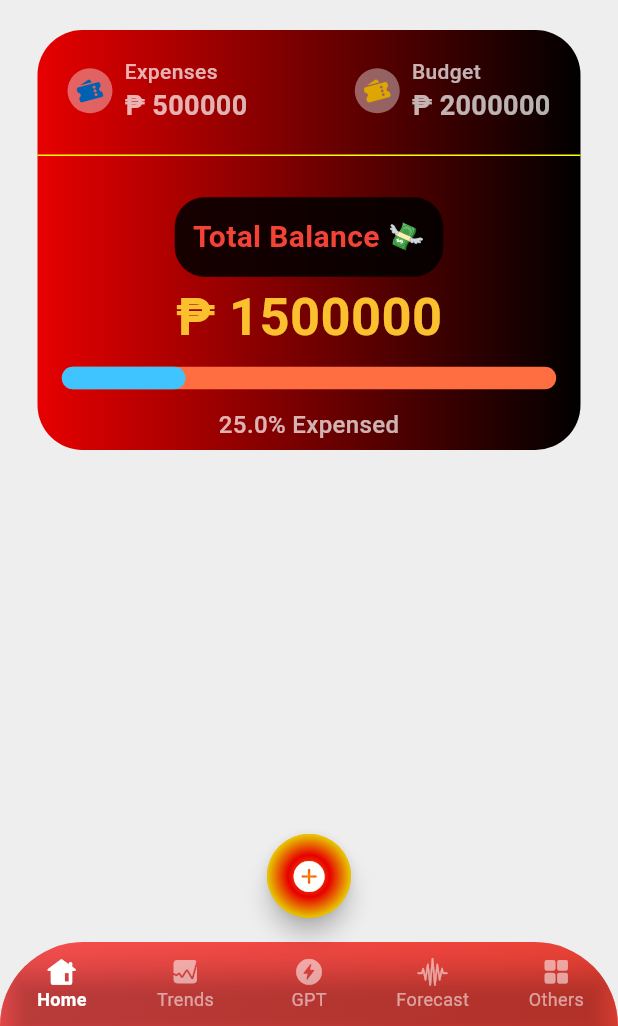
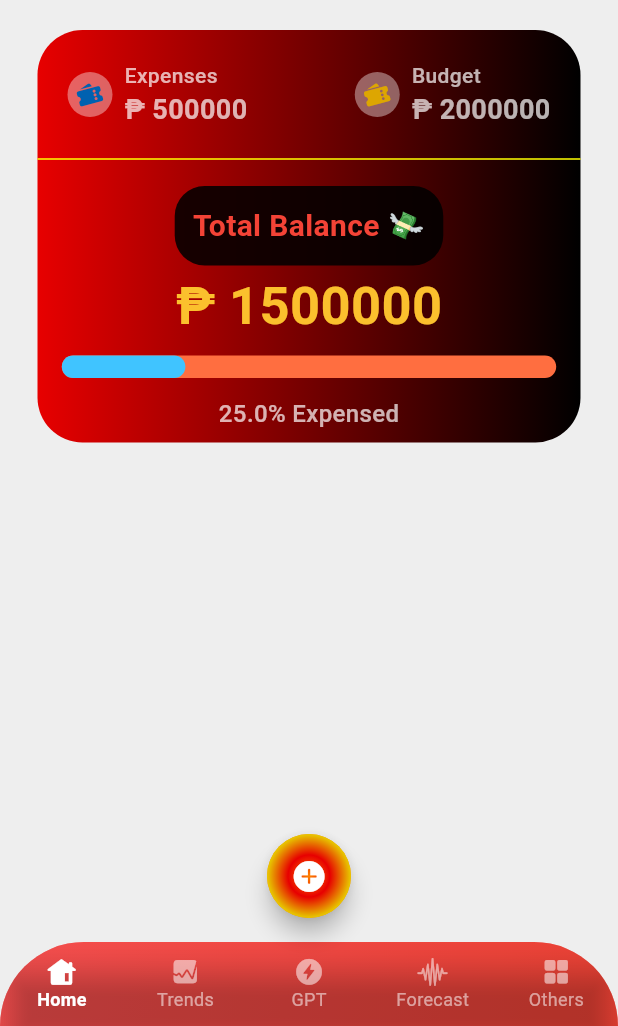
Before and after one commit to donyelqt/pera-pinoy, a Flutter app: the screen it shows after launch, on a phone screen of 412 x 824 dp, the part 210-1236 px from its top. Run offline on Flutter 3.47's test engine with Material 3 defaults, Android fonts, the phone set to English and light mode, and no system bars.

Commit message:
"Updated MainScreen: changed container height from 280 to 275, and spacing between budget/expenses and progress bar from 20 to 10."

```diff
--- a/lib/screens/home/views/main_screen.dart
+++ b/lib/screens/home/views/main_screen.dart
@@ -89,7 +89,7 @@ class MainScreen extends StatelessWidget {
             const SizedBox(height: 20),
             Container(
               width: MediaQuery.of(context).size.width,
-              height: 280,
+              height: 275,
               decoration: BoxDecoration(
                 gradient: LinearGradient(
                   colors: [
@@ -193,7 +193,7 @@ class MainScreen extends StatelessWidget {
                   ),
                   const SizedBox(
                       height:
-                          20), // Space between budget/expenses and progress bar
+                          10), // Space between budget/expenses and progress bar
                   // Progress Percentage Display
                   Container(
                     padding:
```
